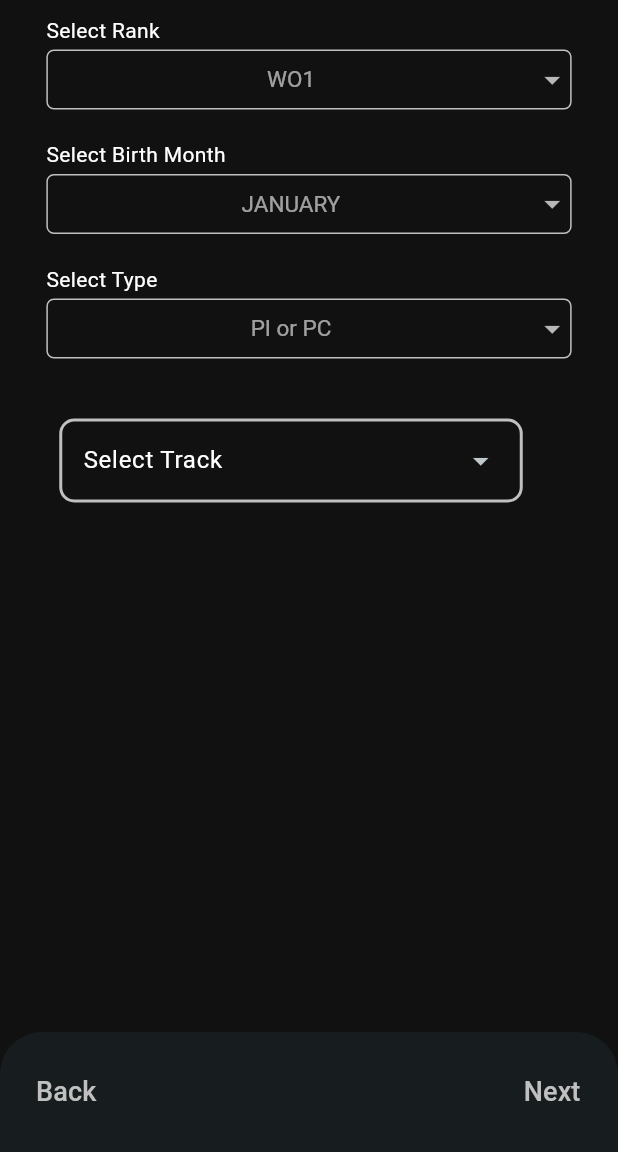
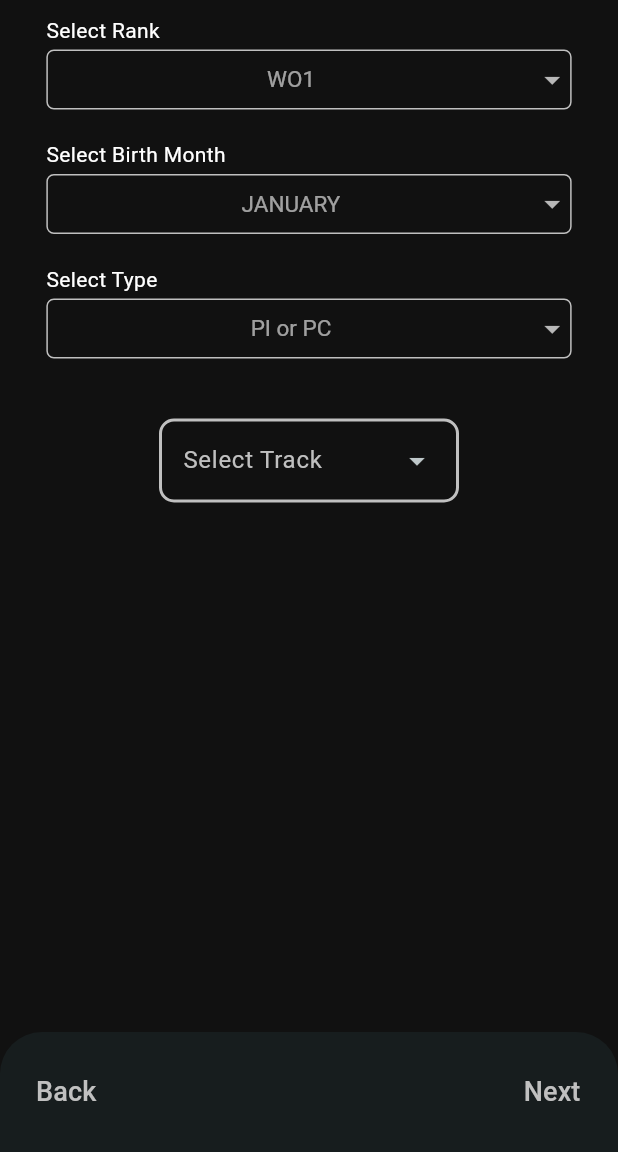
Before and after one commit to kirkwodoster/armyflighthours, a Flutter app: the screen it shows after launch, swiped to page 2, on a phone screen of 412 x 824 dp, the part 84-1236 px from its top. Run offline on Flutter 3.47's test engine with Material 3 defaults, Android fonts, the phone set to English and light mode, and no system bars; our stand-ins replace cloud_firestore, email_validator, firebase_auth, firebase_core, flex_color_scheme, google_sign_in and 1 more; accounts and stored records are empty.

Commit message:
dropdownmenu fix

```diff
--- a/lib/page/on_board.dart
+++ b/lib/page/on_board.dart
@@ -153,22 +153,18 @@ class _OnboardingPageState extends State<OnBoardingScreen> {
                                       selectedFac = selectedValues['fac'];
                                     });
                                   }),
-                            if (selectedType == 'PI')
-                              dropdownMenu(
-                                title: 'Select Readiness Level',
-                                hintText: "RL 1",
-                                listData: rlLevel,
-                                onSelectedValueChange: (value) {
-                                  setState(() {
-                                    selectedValues['rlLevel'] = value;
-                                    selectedRL = selectedValues['rlLevel'];
-                                  });
-                                },
-                              ),
                             SizedBox(
                               height: 10,
                             ),
-                            dropdownButton()
+                            CustomDropdown<Track>(
+                              label: 'Select Track',
+                              initialValue: Track.blue,
+                              items: Track.values,
+                              onSelected: (Track track) {
+                                print('Selected track: ${track.label}');
+                              },
+                            )
+                            // if (selectedType == 'PI') dropdownButton()
                           ],
                         ),
                       ),
@@ -991,80 +987,170 @@ Future totalHours() async {
 //
 
 // DropdownMenuEntry labels and values for the first dropdown menu.
+// enum Track {
+//   first('PC', 1),
+//   second('PI', 2);
+//
+//   const Track(this.label, this.number);
+//   final String label;
+//   final int number;
+// }
+
+// class dropdownButton extends StatefulWidget {
+//   final List<String> listData;
+//   const dropdownButton({
+//     Key? key,
+//     required this.listData,
+//   }) : super(key: key);
+//
+//   @override
+//   State<dropdownButton> createState() => _dropdownButtonState();
+// }
+//
+// class _dropdownButtonState extends State<dropdownButton> {
+//   final TextEditingController colorController = TextEditingController();
+//   final TextEditingController iconController = TextEditingController();
+//
+//   @override
+//   Widget build(BuildContext context) {
+//     final myTheme = Theme.of(context).colorScheme;
+//     double screenWidth = MediaQuery.of(context).size.width;
+//     return Column(
+//       children: <Widget>[
+//         Padding(
+//           padding: const EdgeInsets.symmetric(vertical: 20),
+//           child: Row(
+//             mainAxisAlignment: MainAxisAlignment.center,
+//             children: <Widget>[
+//               DropdownMenu<listData>(
+//                 // initialSelection: Track.blue,
+//                 controller: colorController,
+//                 width: screenWidth * 0.75,
+//                 enableSearch: false,
+//                 enableFilter: false,
+//
+//                 // requestFocusOnTap is enabled/disabled by platforms when it is null.
+//                 // On mobile platforms, this is false by default. Setting this to true will
+//                 // trigger focus request on the text field and virtual keyboard will appear
+//                 // afterward. On desktop platforms however, this defaults to true.
+//                 requestFocusOnTap: true,
+//                 inputDecorationTheme: InputDecorationTheme(
+//                     enabledBorder: OutlineInputBorder(
+//                   borderRadius: BorderRadius.circular(10.0),
+//                   borderSide: BorderSide(
+//                       color: myTheme.primary,
+//                       width: 2), // Change the color and width here
+//                 )),
+//                 label: const Text(
+//                   'Select Track',
+//                   style: TextStyle(color: Colors.white),
+//                 ),
+//                 onSelected: (enumList? color) {
+//                   setState(() {
+//                     selectedColor = color;
+//                   });
+//                 },
+//                 dropdownMenuEntries: enumList.values
+//                     .map<DropdownMenuEntry<enumList>>((enumList color) {
+//                   return DropdownMenuEntry<enumList>(
+//                     value: color,
+//                     label: color.label,
+//                     enabled: color.label != 'Grey',
+//                     style: MenuItemButton.styleFrom(
+//                         // foregroundColor: myTheme.primary,
+//                         // backgroundColor: myTheme.primary,
+//                         ),
+//                   );
+//                 }).toList(),
+//               ),
+//               const SizedBox(width: 24),
+//             ],
+//           ),
+//         ),
+//       ],
+//     );
+//   }
+// }
+
 enum Track {
-  blue('PC', 'PC'),
-  pink('PI', 'PI');
+  blue('PC', 1),
+  pink('PI', 2);
 
-  const Track(this.label, this.color);
+  const Track(this.label, this.number);
   final String label;
-  final String color;
+  final int number;
 }
 
-class dropdownButton extends StatefulWidget {
-  const dropdownButton({super.key});
+class CustomDropdown<T> extends StatefulWidget {
+  final String label;
+  final T? initialValue;
+  final List<T> items;
+  final Function(T) onSelected;
+  final double width;
+  final bool enableSearch;
+  final bool enableFilter;
+
+  const CustomDropdown({
+    required this.label,
+    this.initialValue,
+    required this.items,
+    required this.onSelected,
+    this.width = double.infinity,
+    this.enableSearch = false,
+    this.enableFilter = false,
+  });
 
   @override
-  State<dropdownButton> createState() => _dropdownButtonState();
+  State<CustomDropdown<T>> createState() => _CustomDropdownState<T>();
 }
 
-class _dropdownButtonState extends State<dropdownButton> {
-  final TextEditingController colorController = TextEditingController();
-  final TextEditingController iconController = TextEditingController();
-  Track? selectedColor;
+class _CustomDropdownState<T> extends State<CustomDropdown<T>> {
+  T? _selectedValue;
+
+  @override
+  void initState() {
+    super.initState();
+    _selectedValue = widget.initialValue;
+  }
 
   @override
   Widget build(BuildContext context) {
     final myTheme = Theme.of(context).colorScheme;
-    double screenWidth = MediaQuery.of(context).size.width;
     return Column(
-      children: <Widget>[
+      children: [
         Padding(
           padding: const EdgeInsets.symmetric(vertical: 20),
           child: Row(
             mainAxisAlignment: MainAxisAlignment.center,
-            children: <Widget>[
-              DropdownMenu<Track>(
-                // initialSelection: Track.blue,
-                controller: colorController,
-                width: screenWidth * 0.75,
-                enableSearch: false,
-                enableFilter: false,
-
-                // requestFocusOnTap is enabled/disabled by platforms when it is null.
-                // On mobile platforms, this is false by default. Setting this to true will
-                // trigger focus request on the text field and virtual keyboard will appear
-                // afterward. On desktop platforms however, this defaults to true.
+            children: [
+              DropdownMenu<T>(
+                width: 200,
+                enableSearch: widget.enableSearch,
+                enableFilter: widget.enableFilter,
                 requestFocusOnTap: true,
                 inputDecorationTheme: InputDecorationTheme(
-                    enabledBorder: OutlineInputBorder(
-                  borderRadius: BorderRadius.circular(10.0),
-                  borderSide: BorderSide(
+                  enabledBorder: OutlineInputBorder(
+                    borderRadius: BorderRadius.circular(10.0),
+                    borderSide: BorderSide(
                       color: myTheme.primary,
-                      width: 2), // Change the color and width here
-                )),
-                label: const Text(
-                  'Select Track',
-                  style: TextStyle(color: Colors.white),
+                      width: 2,
+                    ),
+                  ),
                 ),
-                onSelected: (Track? color) {
-                  setState(() {
-                    selectedColor = color;
-                  });
-                },
-                dropdownMenuEntries:
-                    Track.values.map<DropdownMenuEntry<Track>>((Track color) {
-                  return DropdownMenuEntry<Track>(
-                    value: color,
-                    label: color.label,
-                    enabled: color.label != 'Grey',
-                    style: MenuItemButton.styleFrom(
-                        // foregroundColor: myTheme.primary,
-                        // backgroundColor: myTheme.primary,
-                        ),
+                label: Text(widget.label,
+                    style: TextStyle(color: myTheme.primary)),
+                onSelected: (T? value) => setState(() {
+                  _selectedValue = value;
+                  widget.onSelected(value!);
+                }),
+                dropdownMenuEntries: widget.items.map((T value) {
+                  final track = value as Track; // Cast to access label property
+                  return DropdownMenuEntry<T>(
+                    value: value,
+                    label: track.label, // Adjust display based on enum type
                   );
                 }).toList(),
               ),
-              const SizedBox(width: 24),
             ],
           ),
         ),
```
